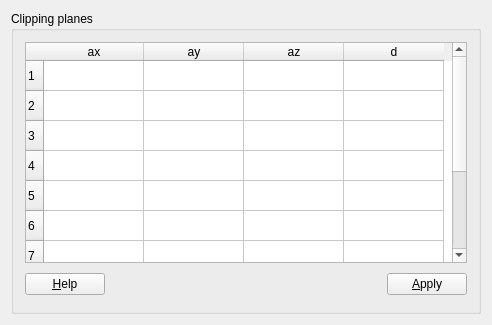
Qt form HEN_HOUSE/egs++/view/clippingplanes.ui (nrc-cnrc/EGSnrc) before a commit.
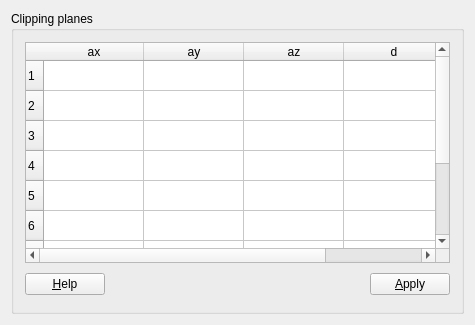
The same form after that commit.

Commit message:
Adjust egs_view GUI layout
    - Made clipping plane table fit within the widget view
    - Improved visual layout of the viewcontrol widget

Diff of the .ui file:
```diff
--- a/HEN_HOUSE/egs++/view/clippingplanes.ui
+++ b/HEN_HOUSE/egs++/view/clippingplanes.ui
@@ -34,7 +34,7 @@
    <rect>
     <x>0</x>
     <y>0</y>
-    <width>492</width>
+    <width>475</width>
     <height>325</height>
    </rect>
   </property>
```
Left out of the diff: 1 changed line with no effect on the pictures. The commit also changes 2 other files.
